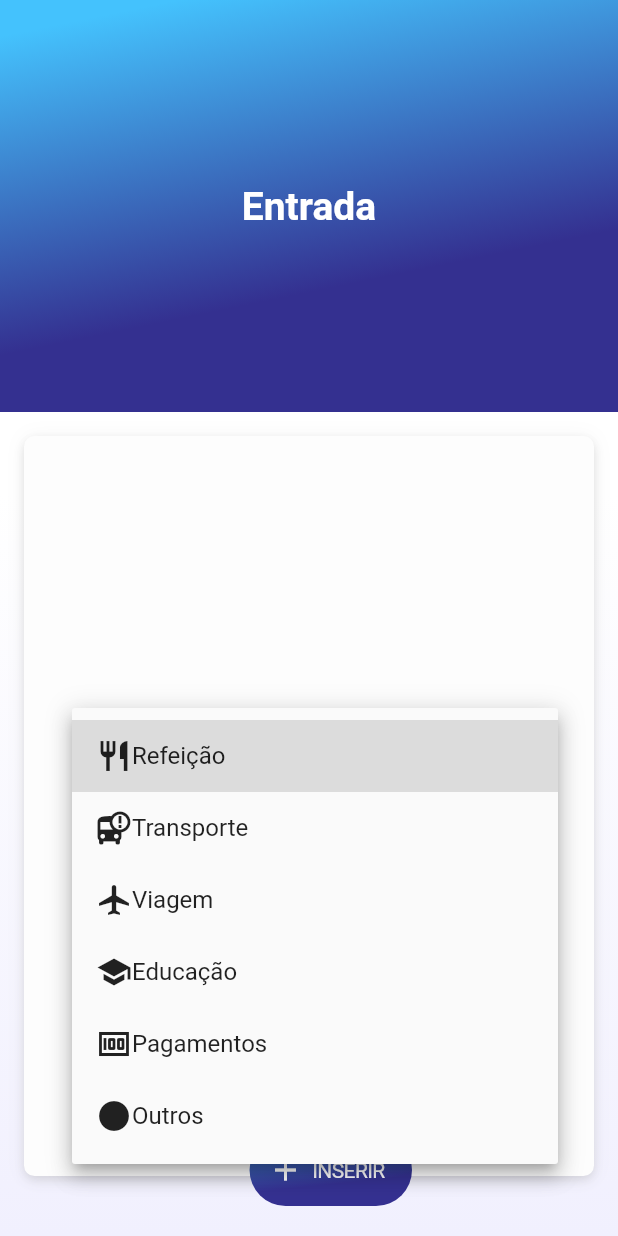
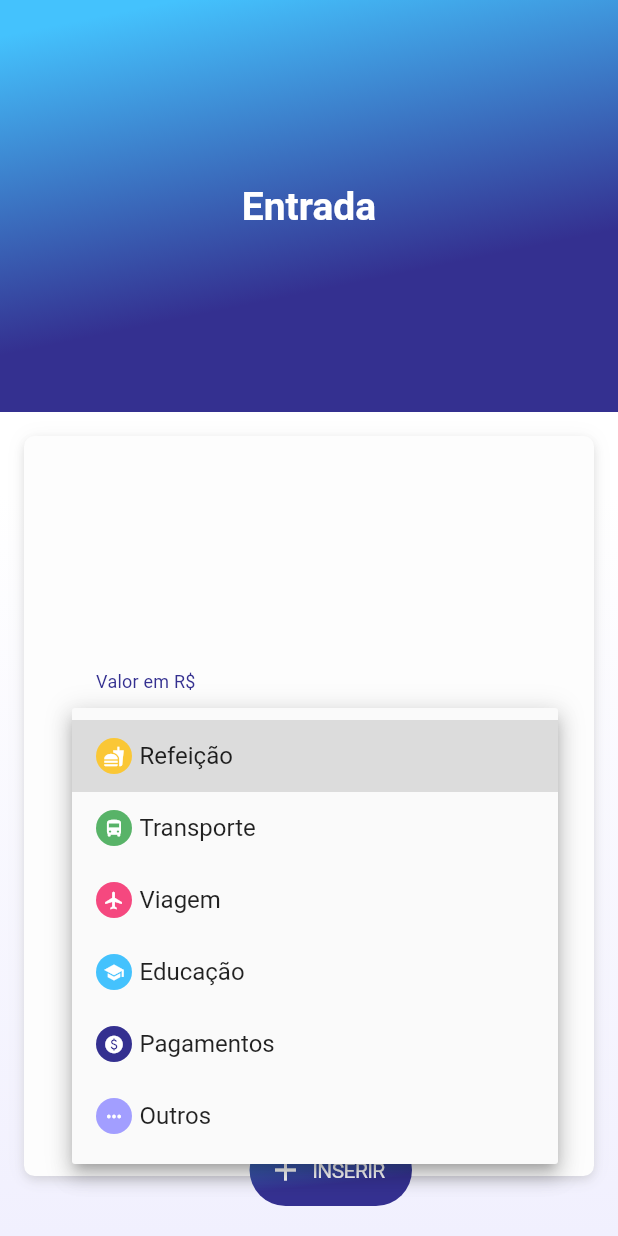
Before and after one commit to devguusta/RaroAcademy_Budget, a Flutter app: the InPage screen opened by its route, after a tap on "Escolha", on a phone screen of 412 x 824 dp. Run offline on Flutter 3.47's test engine with Material 2 defaults, Android fonts, the phone set to English and light mode, and no system bars; missing offline and left inert: animated_card; project files that could hold a hidden picture were left out.

Commit message:
atualiza tela de entrada e saida + atualiza icones de transaçoes

```diff
--- a/lib/modules/splash-page-primary/splash_page_primary.dart
+++ b/lib/modules/splash-page-primary/splash_page_primary.dart
@@ -1,6 +1,5 @@
 import 'package:flutter/material.dart';
 import 'package:animated_card/animated_card.dart';
-import 'package:raro_academy_budget/modules/login-page/initial_login_page.dart';
 import 'package:raro_academy_budget/modules/temp-page/home_page.dart';
 import 'package:raro_academy_budget/util/constants/app_colors.dart';
 import 'package:raro_academy_budget/util/constants/app_images.dart';
--- a/lib/modules/transaction-in-page/transaction_in_page.dart
+++ b/lib/modules/transaction-in-page/transaction_in_page.dart
@@ -1,8 +1,11 @@
 import 'package:flutter/material.dart';
 import 'package:intl/intl.dart';
+import 'package:raro_academy_budget/shared/widgets/dropdown_item_widget.dart';
+import 'package:raro_academy_budget/shared/widgets/dropdown_widget.dart';
 import 'package:raro_academy_budget/shared/widgets/input_form_widget.dart';
 import 'package:raro_academy_budget/shared/widgets/insert_button_widget.dart';
 import 'package:raro_academy_budget/util/constants/app_colors.dart';
+import 'package:raro_academy_budget/util/constants/app_icons.dart';
 import 'package:raro_academy_budget/util/constants/app_text_styles.dart';
 
 class InPage extends StatefulWidget {
@@ -14,40 +17,40 @@ class InPage extends StatefulWidget {
   _InPageState createState() => _InPageState();
 }
 
-class Item {
-  final String category;
-  final IconData? icon;
-  const Item({required this.category, this.icon});
-}
-
 class _InPageState extends State<InPage> {
   DateTime _dateTime = DateTime.now();
-  Item? _value;
+  DropDownMenuItem? _value;
 
-  List<Item> items = [
-    const Item(
+  List<DropDownMenuItem> items = [
+    const DropDownMenuItem(
       category: 'Refeição',
-      icon: Icons.restaurant,
+      icon: AppIcons.kMeal,
+      color: AppColors.kYellow,
     ),
-    const Item(
+    const DropDownMenuItem(
       category: 'Transporte',
-      icon: Icons.bus_alert,
+      icon: AppIcons.kTransport,
+      color: AppColors.kGreen,
     ),
-    const Item(
+    const DropDownMenuItem(
       category: 'Viagem',
-      icon: Icons.airplanemode_active,
+      icon: AppIcons.kTravel,
+      color: AppColors.kPink,
     ),
-    const Item(
+    const DropDownMenuItem(
       category: 'Educação',
-      icon: Icons.school,
+      icon: AppIcons.kEducation,
+      color: AppColors.kCyan,
     ),
-    const Item(
+    const DropDownMenuItem(
       category: 'Pagamentos',
-      icon: Icons.money,
+      icon: AppIcons.kPayments,
+      color: AppColors.kPurple,
     ),
-    const Item(
+    const DropDownMenuItem(
       category: 'Outros',
-      icon: Icons.circle,
+      icon: AppIcons.kOthers,
+      color: AppColors.kLilac,
     ),
   ];
 
@@ -128,36 +131,28 @@ class _InPageState extends State<InPage> {
                                 child: Padding(
                                   padding: const EdgeInsets.symmetric(
                                       horizontal: 48.0),
-                                  child: DropdownButton<Item>(
+                                  child: DropdownWidget(
                                     value: _value,
-                                    hint: Align(
-                                      child: Text("Escolha"),
-                                      alignment: Alignment.centerLeft,
-                                    ),
-                                    isExpanded: true,
-                                    selectedItemBuilder:
-                                        (BuildContext context) {
-                                      return items.map((Item item) {
-                                        return Align(
-                                          alignment: Alignment.centerLeft,
-                                          child: Text(
-                                            item.category,
-                                          ),
-                                        );
-                                      }).toList();
-                                    },
-                                    items: items.map((Item item) {
-                                      return DropdownMenuItem<Item>(
-                                        value: item,
-                                        child: Row(
-                                          children: [
-                                            Icon(item.icon),
-                                            Text(item.category),
-                                          ],
+                                    labelText: "Tipo de Entrada",
+                                    selectedItemBuilder: (_) =>
+                                        items.map((DropDownMenuItem item) {
+                                      return Align(
+                                        alignment: Alignment.centerLeft,
+                                        child: Text(
+                                          item.category,
                                         ),
                                       );
                                     }).toList(),
-                                    onChanged: (Item? value) {
+                                    items: items.map((DropDownMenuItem item) {
+                                      return DropdownMenuItem(
+                                          value: item,
+                                          child: DropDownMenuItem(
+                                            category: item.category,
+                                            icon: item.icon,
+                                            color: item.color,
+                                          ));
+                                    }).toList(),
+                                    onChanged: (DropDownMenuItem? value) {
                                       setState(() {
                                         _value = value;
                                         print(_value!.category);
@@ -189,6 +184,10 @@ class _InPageState extends State<InPage> {
                               },
                             ),
                           ),
+                          InputForm(
+                            hintText: " ",
+                            labelText: "Nome da Entrada",
+                          ),
                         ],
                       ),
                     ),
--- /dev/null
+++ b/lib/shared/widgets/dropdown_item_widget.dart
@@ -0,0 +1,31 @@
+import 'package:flutter/material.dart';
+
+class DropDownMenuItem extends StatelessWidget {
+  final IconData? icon;
+  final String category;
+  final Color? color;
+
+  const DropDownMenuItem({
+    required this.category,
+    this.icon,
+    this.color,
+  });
+
+  @override
+  Widget build(BuildContext context) {
+    return Row(
+      children: [
+        Container(
+          decoration: BoxDecoration(
+              color: color,
+              borderRadius: BorderRadius.all(Radius.circular(12.0))),
+          width: 24.0,
+          height: 24.0,
+          child: Icon(icon, color: Colors.white, size: 14.0),
+        ),
+        SizedBox(width: 5.0),
+        Text(category),
+      ],
+    );
+  }
+}
--- /dev/null
+++ b/lib/shared/widgets/dropdown_widget.dart
@@ -0,0 +1,42 @@
+import 'package:flutter/material.dart';
+import 'package:raro_academy_budget/util/constants/app_text_styles.dart';
+
+import 'dropdown_item_widget.dart';
+
+class DropdownWidget extends StatefulWidget {
+  const DropdownWidget({
+    this.value,
+    this.labelText,
+    this.selectedItemBuilder,
+    this.onChanged,
+    this.items,
+  });
+
+  final DropDownMenuItem? value;
+  final String? labelText;
+  final List<Widget> Function(BuildContext)? selectedItemBuilder;
+  final Function(DropDownMenuItem?)? onChanged;
+  final List<DropdownMenuItem<DropDownMenuItem>>? items;
+
+  @override
+  _DropdownWidgetState createState() => _DropdownWidgetState();
+}
+
+class _DropdownWidgetState extends State<DropdownWidget> {
+  @override
+  Widget build(BuildContext context) {
+    print("widget atualizado");
+    return DropdownButtonFormField(
+      value: widget.value,
+      decoration: InputDecoration(
+        hintText: "Escolha",
+        labelText: widget.labelText,
+        labelStyle: AppTextStyles.kInputLabel,
+      ),
+      isExpanded: true,
+      selectedItemBuilder: widget.selectedItemBuilder,
+      items: widget.items,
+      onChanged: widget.onChanged,
+    );
+  }
+}
--- /dev/null
+++ b/lib/util/constants/app_icons.dart
@@ -0,0 +1,15 @@
+import 'package:flutter/material.dart';
+
+class AppIcons {
+  static const IconData kMeal = Icons.fastfood;
+  static const IconData kTransport = Icons.directions_bus;
+  static const IconData kTravel = Icons.flight;
+  static const IconData kEducation = Icons.school;
+  static const IconData kPayments = Icons.paid;
+  static const IconData kOthers = Icons.more_horiz;
+  static const IconData kPix = Icons.qr_code_2;
+  static const IconData kMoney = Icons.paid;
+  static const IconData kTed = Icons.compare_arrows;
+  static const IconData kDoc = Icons.compare_arrows;
+  static const IconData kBoleto = Icons.qr_code_scanner;
+}
--- a/lib/util/constants/app_text_styles.dart
+++ b/lib/util/constants/app_text_styles.dart
@@ -99,4 +99,12 @@ class AppTextStyles {
     fontWeight: FontWeight.w700,
     fontFamily: "Roboto",
   );
+
+  static const TextStyle kInputLabel = TextStyle(
+    fontFamily: "Roboto",
+    fontWeight: FontWeight.w400,
+    fontSize: 12,
+    color: Color.fromRGBO(52, 48, 144, 1),
+    letterSpacing: 0.15,
+  );
 }
```
Also changed, not shown: lib/modules/transaction-out-page/transaction_out_page.dart (+63 -7 lines).
